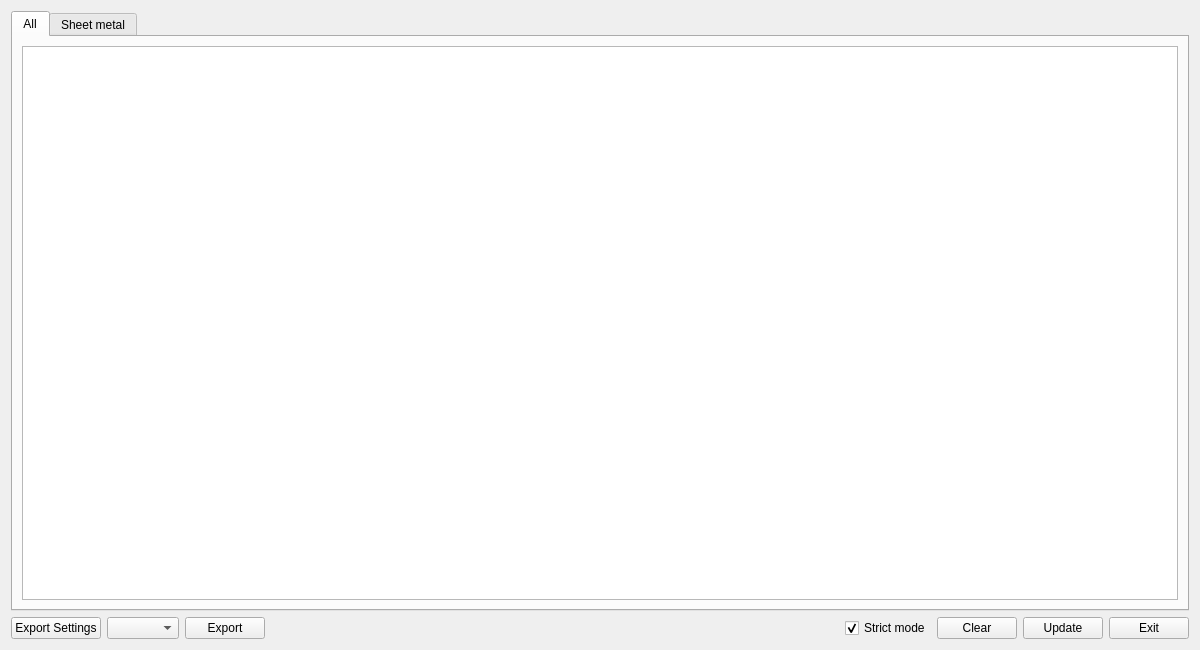
Qt form repo/ui/specification.ui (GS90/addFC) before a commit.
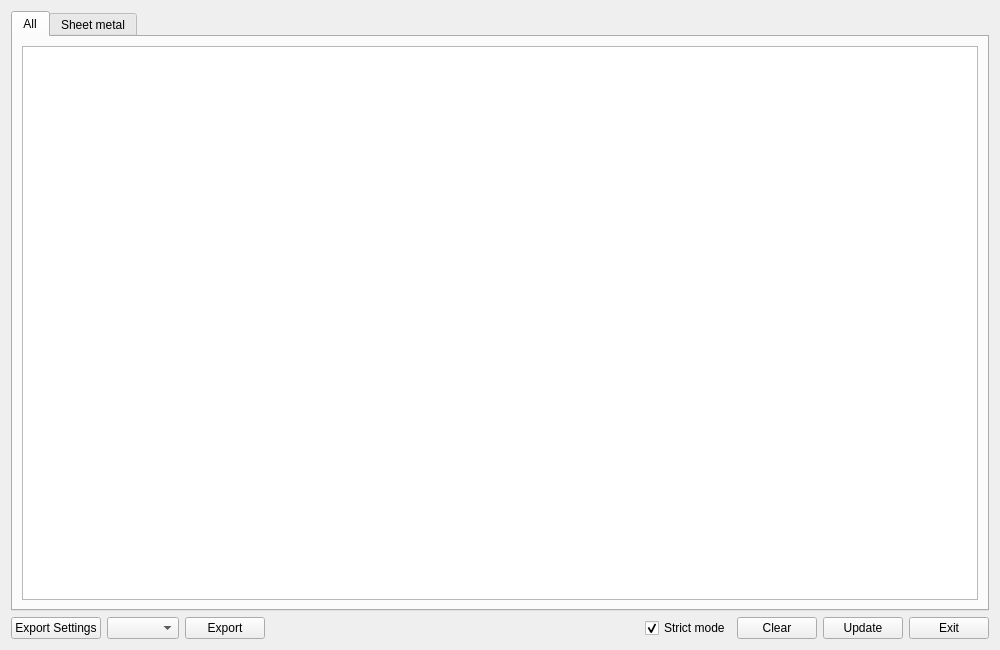
The same form after that commit.

The edit to the form file:
```diff
--- a/repo/ui/specification.ui
+++ b/repo/ui/specification.ui
@@ -7,13 +7,13 @@
    <rect>
     <x>0</x>
     <y>0</y>
-    <width>1200</width>
+    <width>1000</width>
     <height>650</height>
    </rect>
   </property>
   <property name="minimumSize">
    <size>
-    <width>900</width>
+    <width>800</width>
     <height>650</height>
    </size>
   </property>
```
